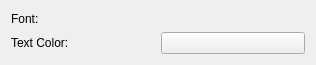
This is applets/notes/config.ui in KDE/kdeplasma-addons as Qt 5 draws it before an edit. The edited form follows.
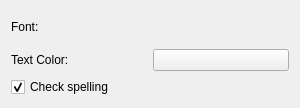
This is the edited form. Custom widgets are drawn as their Qt base class.

Commit message:
Use a KTextEdit instead of QTextEdit, that gives us spellchecking. Also make sure the font gets saved, and use a 'normal' method to switch off the border around the textedit, rather than a stylesheet.
Still no font color, though. Don't know why. :/

```diff
--- a/applets/notes/config.ui
+++ b/applets/notes/config.ui
@@ -5,11 +5,11 @@
    <rect>
     <x>0</x>
     <y>0</y>
-    <width>316</width>
-    <height>65</height>
+    <width>300</width>
+    <height>108</height>
    </rect>
   </property>
-  <layout class="QGridLayout" >
+  <layout class="QGridLayout" name="gridLayout" >
    <item row="0" column="0" >
     <widget class="QLabel" name="textFontLabel" >
      <property name="text" >
@@ -30,6 +30,16 @@
    <item row="1" column="1" >
     <widget class="KColorButton" name="textColorButton" />
    </item>
+   <item row="2" column="0" colspan="2" >
+    <widget class="QCheckBox" name="checkSpelling" >
+     <property name="text" >
+      <string>Check spelling</string>
+     </property>
+     <property name="checked" >
+      <bool>true</bool>
+     </property>
+    </widget>
+   </item>
   </layout>
  </widget>
  <customwidgets>
```
The commit also changes 2 other files.
